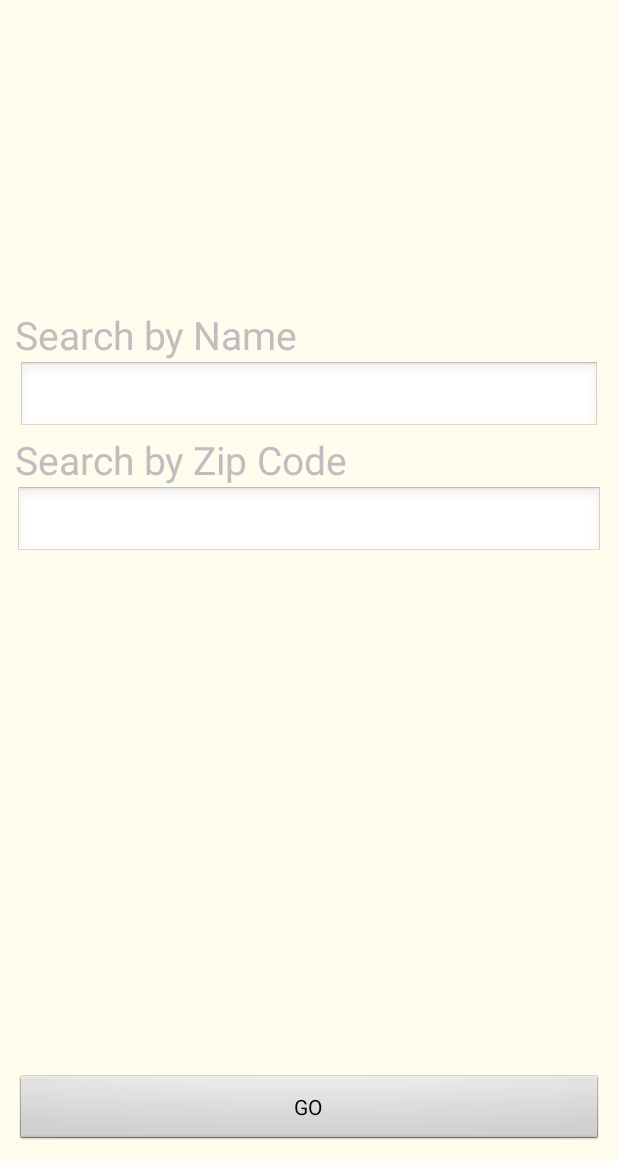
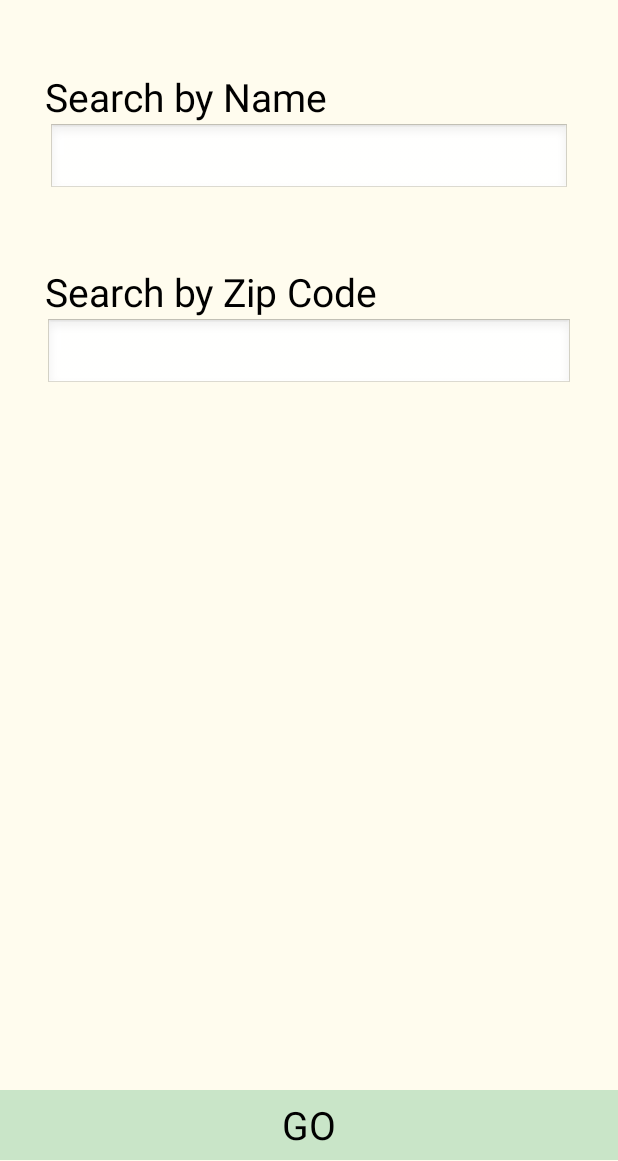
Before and after one commit to ACollectionOfAtoms/ProyectoDefensaLaboral, an Android app: the layout content_main.xml on its own in the app's theme, with its tools: preview values and no code run, on a phone screen of 412 x 824 dp, the part 75-1236 px from its top. Run offline under Robolectric (Android 15) with nearby library versions, the phone set to English and light mode, and no system bars.

Commit message:
Landing page more in-line with mocks

```diff
--- a/app/src/main/res/layout/content_main.xml
+++ b/app/src/main/res/layout/content_main.xml
@@ -7,26 +7,32 @@
     android:background="#fffcee"
     android:gravity="center"
     android:orientation="vertical"
-    android:padding="10dp"
     tools:context="org.workersdefense.httpwww.proyectodefensalaboral.MainActivity"
     tools:showIn="@layout/activity_main">
     <LinearLayout
+        android:paddingLeft="30dp"
+        android:paddingRight="30dp"
         android:gravity="center"
-        android:layout_weight="0.5"
+        android:layout_weight="0.1"
         android:layout_width="wrap_content"
         android:layout_height="wrap_content">
     </LinearLayout>
     <LinearLayout
+        android:paddingLeft="30dp"
+        android:paddingRight="30dp"
         android:layout_width="match_parent"
         android:layout_height="wrap_content">
         <TextView
             android:layout_width="wrap_content"
             android:layout_height="wrap_content"
+            android:textColor="#000000"
             android:layout_weight="1"
             android:textSize="26sp"
             android:text="Search by Name"/>
     </LinearLayout>
     <LinearLayout
+        android:paddingLeft="30dp"
+        android:paddingRight="30dp"
         android:layout_width="match_parent"
         android:layout_height="wrap_content">
         <EditText
@@ -38,16 +44,29 @@
             android:layout_marginRight="2dp"/>
     </LinearLayout>
     <LinearLayout
+        android:paddingLeft="30dp"
+        android:paddingRight="30dp"
+        android:gravity="center"
+        android:layout_weight="0.10"
+        android:layout_width="wrap_content"
+        android:layout_height="wrap_content">
+    </LinearLayout>
+    <LinearLayout
+        android:paddingLeft="30dp"
+        android:paddingRight="30dp"
         android:layout_width="match_parent"
         android:layout_height="wrap_content" >
 
         <TextView
             android:layout_width="wrap_content"
             android:layout_height="wrap_content"
+            android:textColor="#000000"
             android:textSize="26sp"
             android:text="Search by Zip Code"/>
     </LinearLayout>
     <LinearLayout
+        android:paddingLeft="30dp"
+        android:paddingRight="30dp"
         android:layout_width="match_parent"
         android:layout_height="wrap_content">
         <EditText
@@ -57,15 +76,26 @@
             android:layout_weight="1" />
     </LinearLayout>
     <LinearLayout
+        android:paddingLeft="30dp"
+        android:paddingRight="30dp"
+        android:gravity="center"
+        android:layout_weight="1"
+        android:layout_width="wrap_content"
+        android:layout_height="wrap_content">
+    </LinearLayout>
+    <LinearLayout
         android:layout_width="fill_parent"
-        android:layout_height="0dip"
-        android:layout_weight="1"
+        android:layout_height="0dp"
+        android:layout_weight="0.1"
         android:gravity="center|bottom"
         android:orientation="vertical">
         <Button
             android:id="@+id/b1"
+            android:background="#c9e5c8"
             android:layout_width="fill_parent"
-            android:layout_height="wrap_content"
+            android:textSize="26sp"
+            android:layout_height="0dp"
+            android:layout_weight="1"
             android:layout_gravity="center_horizontal|center"
             android:text="GO"/>
     </LinearLayout>
--- a/app/src/main/res/layout/details.xml
+++ b/app/src/main/res/layout/details.xml
@@ -37,6 +37,8 @@
     <ExpandableListView
         android:id="@+id/lvExp"
         android:layout_width="match_parent"
-        android:layout_height="match_parent"></ExpandableListView>
+        android:layout_height="match_parent">
+
+    </ExpandableListView>
 
 </LinearLayout>
--- a/app/src/main/res/layout/list_item.xml
+++ b/app/src/main/res/layout/list_item.xml
@@ -8,7 +8,7 @@
         android:id="@+id/lblListItem"
         android:layout_width="fill_parent"
         android:layout_height="wrap_content"
-        android:textSize="17dip"
+        android:textAppearance="?android:attr/textAppearanceMedium"
         android:paddingTop="5dp"
         android:paddingBottom="5dp"
         android:paddingLeft="?android:attr/expandableListPreferredChildPaddingLeft" />
--- a/app/src/main/res/layout/results_list.xml
+++ b/app/src/main/res/layout/results_list.xml
@@ -9,6 +9,7 @@
         android:layout_width="match_parent"
         android:layout_height="match_parent">
         <TextView
+            android:textAppearance="?android:attr/textAppearanceMedium"
             android:id="@+id/results_emp_name"
             android:layout_width="match_parent"
             android:textColor="#000000"
@@ -16,6 +17,7 @@
             />
 
         <TextView
+            android:textAppearance="?android:attr/textAppearanceSmall"
             android:id="@+id/results_emp_postal"
             android:textColor="#000000"
             android:layout_width="match_parent"
@@ -26,6 +28,7 @@
             android:layout_width="wrap_content"
             android:layout_height="wrap_content">
             <TextView
+                android:textSize="18sp"
                 android:id="@+id/results_total_violations"
                 android:layout_width="match_parent"
                 android:layout_height="wrap_content"/>
```
